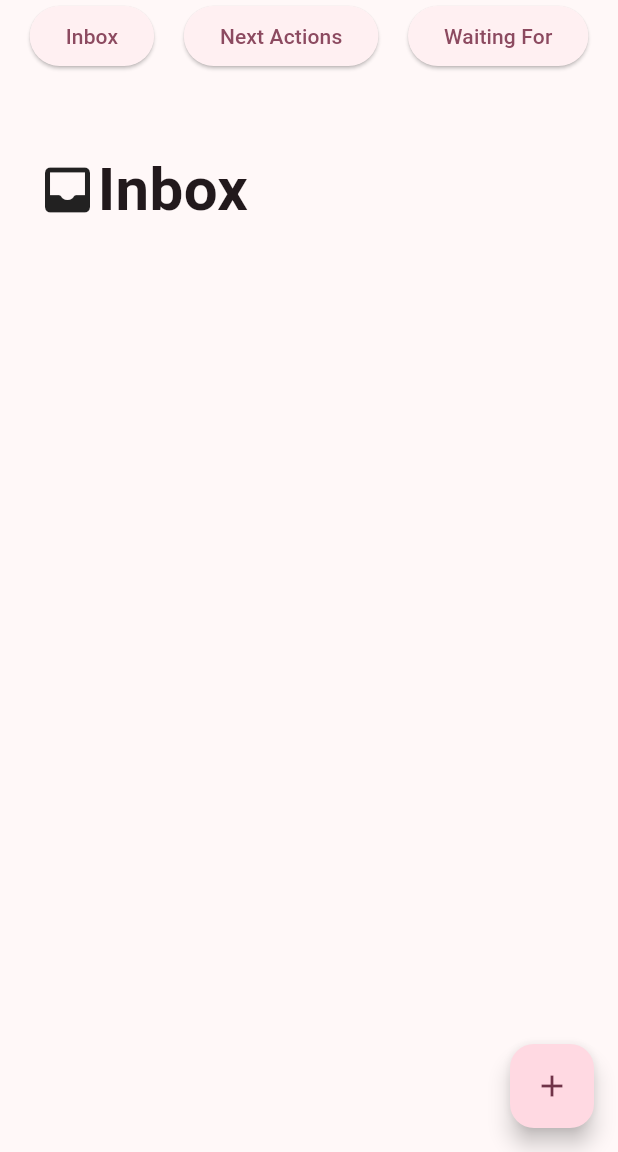
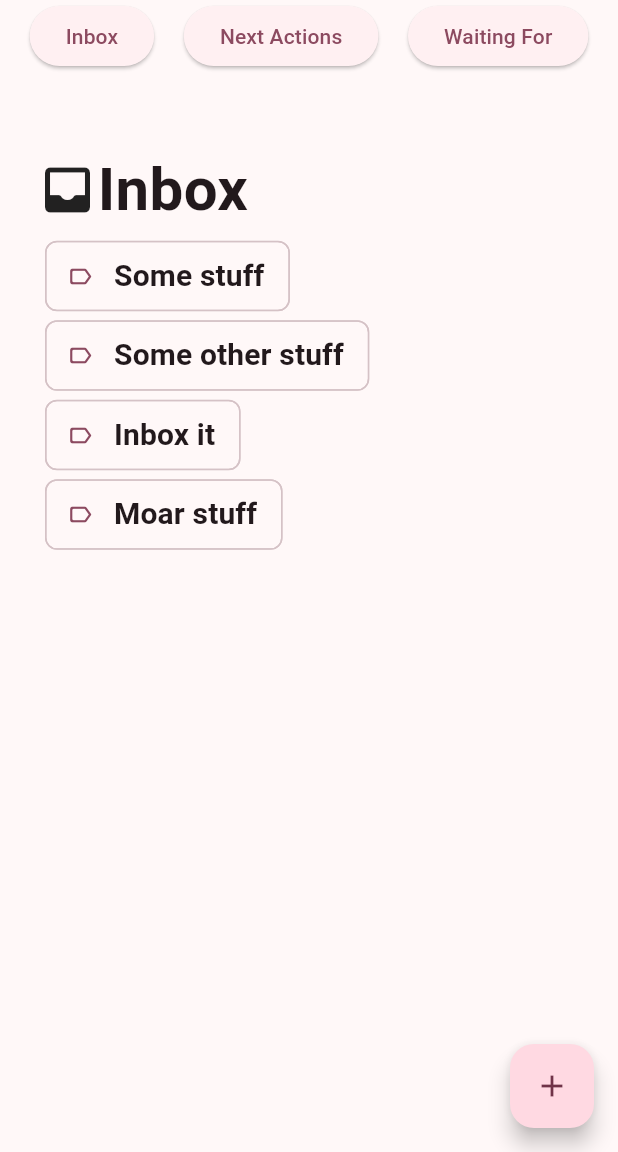
Before and after one commit to KyleBarton/task_manager, a Flutter app: the screen it shows after launch, in the side drawer, after a tap on the "add" icon, on a phone screen of 412 x 824 dp, the part 84-1236 px from its top. Run offline on Flutter 3.47's test engine with Material 3 defaults, Android fonts, the phone set to English and light mode, and no system bars.

Commit message:
Set up some initial tasks; add getAll to the repository. Pipe project filtering.

```diff
--- a/lib/main.dart
+++ b/lib/main.dart
@@ -9,7 +9,6 @@ import 'package:task_manager/task_item_repository.dart';
 
 // Ok, next steps:
 // - Implement TODO statuses and make a good animation strategy for that
-// - Find a place for Projects?
 
 void main() {
   final TaskItemRepository taskItemRepository = TaskItemRepository();
@@ -47,9 +46,8 @@ class _MyHomePageState extends State<MyHomePage> {
   final GlobalKey<ScaffoldState> _scaffoldKey = GlobalKey<ScaffoldState>();
   late TaskItemRepository taskItemRepository;
 
-  final List<TaskItem> _inboxItems = [];
-  final List<TaskItem> _testNextActions = [];
-  final List<TaskItem> _testWaitingFors = [];
+  late final List<ProjectNavOption> _projects;
+  List<TaskItem> _activeTasks = [];
 
   var viewStatus = TaskStatus.inbox;
 
@@ -58,18 +56,24 @@ class _MyHomePageState extends State<MyHomePage> {
     super.initState();
     final appDependencies = context.appDependencies();
     taskItemRepository = appDependencies.taskItemRepository;
+    taskItemRepository.createInitialTasks();
 
-    _testNextActions.add(taskItemRepository.create(title: "Next Action 1").expect());
-    _testNextActions.add(taskItemRepository.create(title: "Next Action 2").expect());
-    _testNextActions.add(taskItemRepository.create(title: "Next Action 3").expect());
+    final List<TaskItem> tasks = taskItemRepository.getAll().expect();
+    _activeTasks = tasks;
 
-    _testWaitingFors.add(taskItemRepository.create(title: "Waiting For 1").expect());
-    _testWaitingFors.add(taskItemRepository.create(title: "Waiting For 2").expect());
-    _testWaitingFors.add(taskItemRepository.create(title: "Waiting For 3").expect());
+
+    _projects = tasks
+        .map((t) => t.project)
+        .where((p) => p != null)
+        .toSet()
+        .map((projectName) => ProjectNavOption(title: projectName!))
+        .toList();
   }
 
   Center _centerContent() {
-    var items = _inboxItems;
+    var items = _activeTasks
+        .where((item) => item.status == TaskStatus.inbox)
+        .where((item) => item.project == _projectName || _projectName == null);
     var titleRow = Row(children: [
             // TODO probably want to solve this with containers in actuality
             SizedBox(width: 25),
@@ -77,7 +81,9 @@ class _MyHomePageState extends State<MyHomePage> {
             Text("Inbox", style: TextStyle(fontSize: 40, fontWeight: FontWeight.bold),)
           ],);
     if (viewStatus == TaskStatus.nextAction) {
-      items = _testNextActions;
+      items = _activeTasks
+          .where((item) => item.status == TaskStatus.nextAction)
+          .where((item) => item.project == _projectName || _projectName == null);
       titleRow = Row(children: [
         // TODO probably want to solve this with containers in actuality
         SizedBox(width: 25),
@@ -86,7 +92,9 @@ class _MyHomePageState extends State<MyHomePage> {
       ],);
     }
     if (viewStatus == TaskStatus.waitingFor) {
-      items = _testWaitingFors;
+      items = _activeTasks
+          .where((item) => item.status == TaskStatus.waitingFor)
+          .where((item) => item.project == _projectName || _projectName == null);
       titleRow = Row(children: [
         // TODO probably want to solve this with containers in actuality
         SizedBox(width: 25),
@@ -141,7 +149,7 @@ class _MyHomePageState extends State<MyHomePage> {
                 Navigator.of(context).pop();
                 setState(() {
                   var newInboxItem = taskItemRepository.create(title: value).expect();
-                  _inboxItems.add(newInboxItem);
+                  _activeTasks.add(newInboxItem);
                 });
                 final snackBar = SnackBar(content: const Text("Added to Inbox"));
                 ScaffoldMessenger.of(context).showSnackBar(snackBar);
@@ -152,9 +160,16 @@ class _MyHomePageState extends State<MyHomePage> {
   }
 
   int _screenIndex = 0;
+  String? _projectName;
   _onDestinationSelected(int index) {
     setState(() {
       _screenIndex = index;
+      if (index <= 0) {
+        _projectName = null;
+      }
+      else {
+        _projectName = _projects[index-1].title;
+      }
     });
     Future.delayed(const Duration(milliseconds: 100), () {
       Navigator.of(context).pop();
@@ -172,11 +187,7 @@ class _MyHomePageState extends State<MyHomePage> {
       drawer: ProjectNavDrawer(
           screenIndex: _screenIndex,
           onDestinationSelected: _onDestinationSelected,
-          projectNavOptions: [
-            ProjectNavOption(title: "Project1"),
-            ProjectNavOption(title: "Very long project which will almost certainly need to be clipped"),
-            ProjectNavOption(title: "Project3"),
-          ],
+          projectNavOptions: _projects,
       ),
       body: Column(
         children: [
--- a/lib/task_item_repository.dart
+++ b/lib/task_item_repository.dart
@@ -43,9 +43,17 @@ class TaskItemRepository {
       return Err(RepositoryError.notFound);
     }
   }
+
+  Result<List<TaskItem>, RepositoryError> getAll() {
+    return Ok(
+        _inMemoryTasks.entries
+            .map((entry) => _inflate(entry.value))
+            .toList()
+    );
+  }
   // Copying over to avoid in-memory pass-by-reference for now
   // In a real storage scenario, the item will be serialized and this won't be an issue
-  _inflate(TaskItem item) {
+  TaskItem _inflate(TaskItem item) {
     return TaskItem.create(
         title: item.title,
         project: item.project,
@@ -55,4 +63,89 @@ class TaskItemRepository {
         status: item.status
     );
   }
+
+  // TODO this is a temporary measure to give us some useful data at runtime
+  void createInitialTasks() {
+    List<TaskItem> nextActions = [
+      TaskItem.create(
+          title: "Research the foo",
+          project: "foo",
+          content: "do some online research for how to foo",
+          category: "online-research-15min",
+          id: 0,
+          status: TaskStatus.nextAction),
+      TaskItem.create(
+          title: "Do the foo",
+          project: "foo",
+          content: "Foo around the house",
+          category: "house-chores",
+          id: 0,
+          status: TaskStatus.nextAction),
+      TaskItem.create(
+          title: "Research the bar",
+          project: "bar",
+          content: "do some online research for how to bar",
+          category: "online-research-15min",
+          id: 0,
+          status: TaskStatus.nextAction),
+      TaskItem.create(
+          title: "Do the bar",
+          project: "bar",
+          content: "bar around the house",
+          category: "house-chores",
+          id: 0,
+          status: TaskStatus.nextAction),
+    ];
+    for (var task in nextActions) {
+      create(title: task.title, project: task.project, category: task.category, content: task.content, status: task.status);
+    }
+    List<TaskItem> waitingFors = [
+      TaskItem.create(
+          title: "Texted Z about the foo",
+          project: "foo",
+          content: "Z might know something about the foo",
+          category: "agenda-z",
+          id: 0,
+          status: TaskStatus.waitingFor),
+      TaskItem.create(
+          title: "Texted Z about the bar",
+          project: "bar",
+          content: "Z might know something about the bar",
+          category: "agenda-z",
+          id: 0,
+          status: TaskStatus.waitingFor),
+    ];
+    for (var task in waitingFors) {
+      create(title: task.title, project: task.project, category: task.category, content: task.content, status: task.status);
+    }
+    List<TaskItem> somedayMaybes = [
+      TaskItem.create(
+          title: "Write a book about foo",
+          project: "foo",
+          content: "it would be fun to write a book about what I've learned",
+          category: null,
+          id: 0,
+          status: TaskStatus.somedayMaybe),
+      TaskItem.create(
+          title: "Write a book about bar",
+          project: "bar",
+          content: "it would be fun to write a book about what I've learned",
+          category: null,
+          id: 0,
+          status: TaskStatus.somedayMaybe),
+    ];
+    for (var task in somedayMaybes) {
+      create(title: task.title, project: task.project, category: task.category, content: task.content, status: task.status);
+    }
+    List<TaskItem> inboxes = [
+      TaskItem.create(title: "Some stuff", project: null, content: null, category: null, id: 0, status: TaskStatus.inbox),
+      TaskItem.create(title: "Some other stuff", project: null, content: null, category: null, id: 0, status: TaskStatus.inbox),
+      TaskItem.create(title: "Inbox it", project: null, content: null, category: null, id: 0, status: TaskStatus.inbox),
+      TaskItem.create(title: "Moar stuff", project: null, content: null, category: null, id: 0, status: TaskStatus.inbox),
+    ];
+    for (var task in inboxes) {
+      create(title: task.title, project: task.project, category: task.category, content: task.content, status: task.status);
+    }
+  }
+
 }
```
Also changed, not shown: 1 other file.
